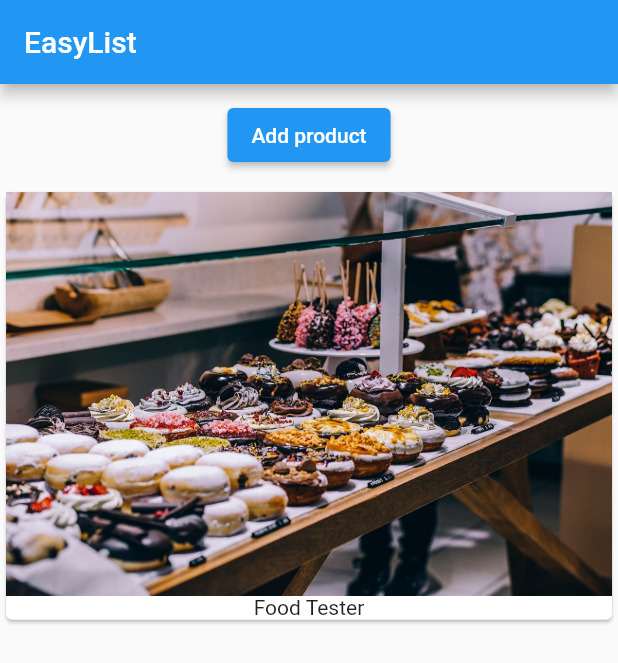
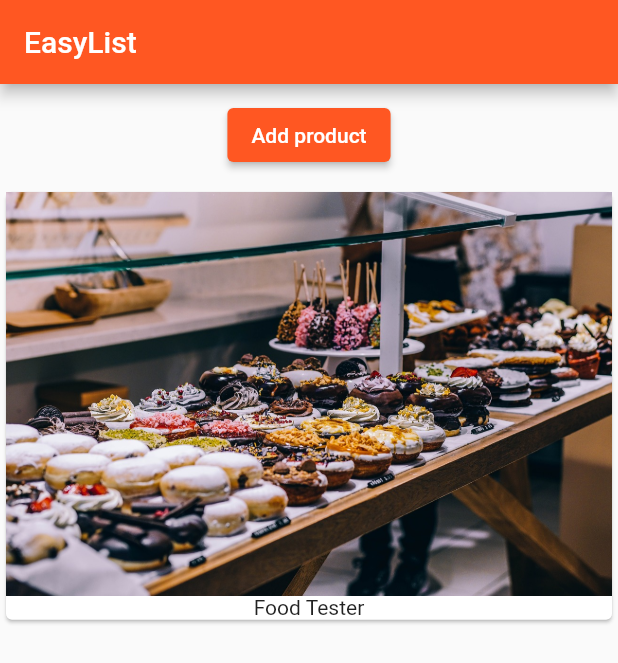
Before and after one commit to Jessy11-a/first_app, a Flutter app: the screen it shows after launch, on a phone screen of 412 x 824 dp. Shown: the top 663 px of the screen. Run offline on Flutter 3.47's test engine with Material 2 defaults, Android fonts, the phone set to English and light mode, and no system bars.

Commit message:
creating widgets, widget lifecycle,material design and passing data

```diff
--- a/lib/main.dart
+++ b/lib/main.dart
@@ -9,11 +9,17 @@ class MyApp extends StatelessWidget {
   @override
   Widget build(BuildContext context) {
     return MaterialApp(
+      theme:  ThemeData(
+        brightness: Brightness.light,
+        primarySwatch: Colors.deepOrange,
+        accentColor: Colors.deepPurple,
+      ),
+
       home: Scaffold(
         appBar: AppBar(
           title: Text('EasyList'),
         ),
-        body: ProductManager(),
+        body: ProductManager('Food Tester'),
       ),
     );
   }
--- a/lib/product_manager.dart
+++ b/lib/product_manager.dart
@@ -2,20 +2,38 @@ import 'package:flutter/material.dart';
 import './products.dart';
 
 class ProductManager extends StatefulWidget {
-  // final String startingProduct;
+  final String startingProduct;
 
-  // ProductManager(this.startingProduct);
+  ProductManager(this.startingProduct) {
+    print('[ProductManager Widget] Constructor');
+  }
 
   @override
   State<StatefulWidget> createState() {
+    print('[ProductManager Widget] createState()');
     return _ProductManagerState();
   }
 }
 
 class _ProductManagerState extends State<ProductManager> {
-  List<String> _products = ['Food Tester' ];
+  List<String> _products = [];
+
+  @override
+  void initState() {
+    print('[ProductManager State] initState()');
+    _products.add(widget.startingProduct);
+    super.initState();
+  }
+
+  @override
+  void didUpdateWidget(ProductManager oldWidget) {
+    print('[ProductManager State] didUpdateWidget()');
+    super.didUpdateWidget(oldWidget);
+  }
+
   @override
   Widget build(BuildContext context) {
+    print('[ProductManager State] build()');
     return Column(
       children: [
         Container(
--- a/lib/products.dart
+++ b/lib/products.dart
@@ -2,9 +2,17 @@
 
 class Products extends StatelessWidget {
   final List<String> products;
-  Products(this.products);
+
+
+  Products(this.products)
+  {
+    print('[Products Widget] Constructor');
+  }
+
+
   @override
   Widget build(BuildContext context) {
+    print('[Products Widget] build()');
     return Column(
       children: products
           .map((element) => Card(
```
